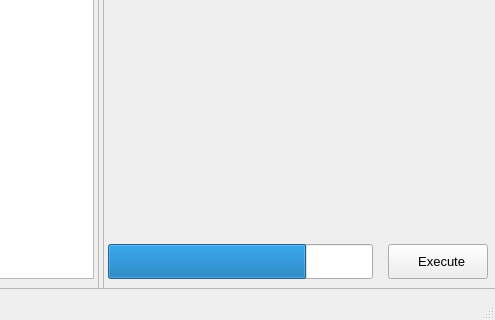
Above: gui.ui from farzadasgari/PDFPyMerger before the change; both pictures show x 305 to 800 and y 280 to 600 of the 800 by 600 pixel window. Below: the same form after it.
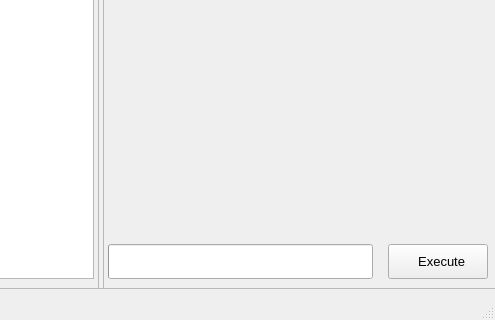
That is the form after the change. Icons and pictures are not drawn.

Commit message: Set Value of Progress Bar to Zero

```diff
--- a/gui.ui
+++ b/gui.ui
@@ -397,7 +397,7 @@
             </size>
            </property>
            <property name="value">
-            <number>75</number>
+            <number>0</number>
            </property>
            <property name="textVisible">
             <bool>false</bool>
```
